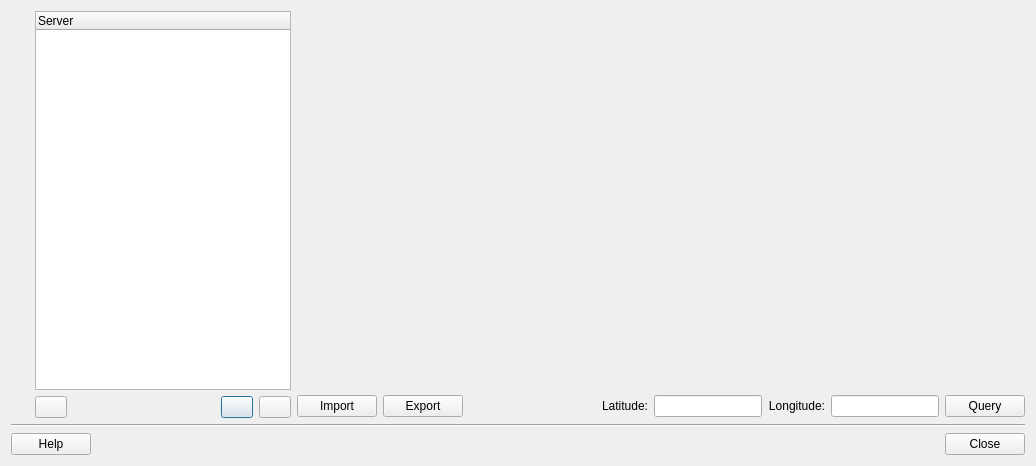
Before: the Qt Designer form src/wtss-tl/ui/wtss_dialog_form.ui in matheuszaglia/wtss.tl, drawn with Qt 5.
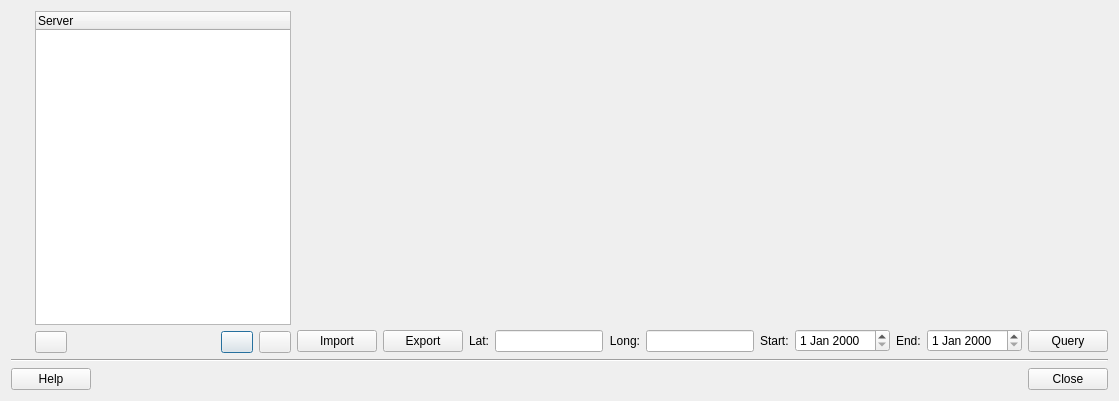
After: the same form once the commit is applied. Custom widgets are drawn as their Qt base class.

Commit message: Difference manager services display to wtss tool

Patch:
```diff
--- a/src/wtss-tl/ui/wtss_dialog_form.ui
+++ b/src/wtss-tl/ui/wtss_dialog_form.ui
@@ -6,19 +6,19 @@
    <rect>
     <x>0</x>
     <y>0</y>
-    <width>1036</width>
-    <height>466</height>
+    <width>1038</width>
+    <height>401</height>
    </rect>
   </property>
   <property name="windowTitle">
    <string>Dialog</string>
   </property>
+  <layout class="QGridLayout" name="gridLayout_11">
+   <item row="0" column="0">
   <layout class="QGridLayout" name="gridLayout_10">
    <item row="0" column="0">
     <layout class="QGridLayout" name="gridLayout_8">
      <item row="0" column="0">
-      <layout class="QGridLayout" name="gridLayout_7">
-       <item row="0" column="0">
         <widget class="QToolButton" name="m_hideToolButton">
          <property name="text">
           <string/>
@@ -134,6 +134,27 @@
         </widget>
        </item>
        <item row="0" column="2">
+        <widget class="QFrame" name="graphFrame">
+         <property name="frameShape">
+          <enum>QFrame::NoFrame</enum>
+         </property>
+         <property name="frameShadow">
+          <enum>QFrame::Plain</enum>
+         </property>
+         <layout class="QGridLayout" name="gridLayout_7">
+          <property name="leftMargin">
+           <number>0</number>
+          </property>
+          <property name="topMargin">
+           <number>0</number>
+          </property>
+          <property name="rightMargin">
+           <number>0</number>
+          </property>
+          <property name="bottomMargin">
+           <number>0</number>
+          </property>
+          <item row="0" column="0">
         <layout class="QGridLayout" name="gridLayout_5" rowstretch="1,0">
          <item row="0" column="0">
           <widget class="QCustomPlot" name="customPlot" native="true">
@@ -147,13 +168,25 @@
          </item>
          <item row="1" column="0">
           <layout class="QGridLayout" name="gridLayout_4">
-           <item row="0" column="0">
-            <widget class="QPushButton" name="btnImport">
+              <item row="0" column="3">
+               <widget class="QLabel" name="latLabel">
+                <property name="sizePolicy">
+                 <sizepolicy hsizetype="Fixed" vsizetype="Preferred">
+                  <horstretch>0</horstretch>
+                  <verstretch>0</verstretch>
+                 </sizepolicy>
+                </property>
              <property name="text">
-              <string>Import</string>
+                 <string>Lat:</string>
+                </property>
+                <property name="alignment">
+                 <set>Qt::AlignRight|Qt::AlignTrailing|Qt::AlignVCenter</set>
              </property>
             </widget>
            </item>
+              <item row="0" column="10">
+               <widget class="QDateEdit" name="endDateEdit"/>
+              </item>
            <item row="0" column="1">
             <widget class="QPushButton" name="btnExport">
              <property name="text">
@@ -161,43 +194,20 @@
              </property>
             </widget>
            </item>
-           <item row="0" column="2">
-            <spacer name="horizontalSpacer_3">
-             <property name="orientation">
-              <enum>Qt::Horizontal</enum>
-             </property>
-             <property name="sizeHint" stdset="0">
-              <size>
-               <width>13</width>
-               <height>24</height>
-              </size>
-             </property>
-            </spacer>
-           </item>
-           <item row="0" column="3">
-            <widget class="QLabel" name="latLabel">
-             <property name="sizePolicy">
-              <sizepolicy hsizetype="Fixed" vsizetype="Preferred">
-               <horstretch>0</horstretch>
-               <verstretch>0</verstretch>
-              </sizepolicy>
-             </property>
-             <property name="text">
-              <string>Latitude:</string>
-             </property>
-             <property name="alignment">
-              <set>Qt::AlignRight|Qt::AlignTrailing|Qt::AlignVCenter</set>
-             </property>
-            </widget>
-           </item>
-           <item row="0" column="4">
-            <widget class="QLineEdit" name="latLineEdit">
+              <item row="0" column="8">
+               <widget class="QDateEdit" name="startDateEdit"/>
+              </item>
+              <item row="0" column="11">
+               <widget class="QPushButton" name="btnQuery">
              <property name="sizePolicy">
               <sizepolicy hsizetype="Fixed" vsizetype="Fixed">
                <horstretch>0</horstretch>
                <verstretch>0</verstretch>
               </sizepolicy>
              </property>
+                <property name="text">
+                 <string>Query</string>
+                </property>
             </widget>
            </item>
            <item row="0" column="5">
@@ -209,13 +219,20 @@
               </sizepolicy>
              </property>
              <property name="text">
-              <string>Longitude:</string>
+                 <string>Long:</string>
              </property>
              <property name="alignment">
               <set>Qt::AlignRight|Qt::AlignTrailing|Qt::AlignVCenter</set>
              </property>
             </widget>
            </item>
+              <item row="0" column="7">
+               <widget class="QLabel" name="startLabel">
+                <property name="text">
+                 <string>Start:</string>
+                </property>
+               </widget>
+              </item>
            <item row="0" column="6">
             <widget class="QLineEdit" name="longLineEdit">
              <property name="sizePolicy">
@@ -226,22 +243,49 @@
              </property>
             </widget>
            </item>
-           <item row="0" column="7">
-            <widget class="QPushButton" name="btnQuery">
+              <item row="0" column="4">
+               <widget class="QLineEdit" name="latLineEdit">
              <property name="sizePolicy">
               <sizepolicy hsizetype="Fixed" vsizetype="Fixed">
                <horstretch>0</horstretch>
                <verstretch>0</verstretch>
               </sizepolicy>
              </property>
+               </widget>
+              </item>
+              <item row="0" column="2">
+               <spacer name="horizontalSpacer_3">
+                <property name="orientation">
+                 <enum>Qt::Horizontal</enum>
+                </property>
+                <property name="sizeHint" stdset="0">
+                 <size>
+                  <width>13</width>
+                  <height>24</height>
+                 </size>
+                </property>
+               </spacer>
+              </item>
+              <item row="0" column="0">
+               <widget class="QPushButton" name="btnImport">
              <property name="text">
-              <string>Query</string>
+                 <string>Import</string>
              </property>
             </widget>
            </item>
+              <item row="0" column="9">
+               <widget class="QLabel" name="endLabel">
+                <property name="text">
+                 <string>End:</string>
+                </property>
+               </widget>
+              </item>
           </layout>
          </item>
         </layout>
+          </item>
+         </layout>
+        </widget>
        </item>
       </layout>
      </item>
```
Lines whose indentation alone changed are shown as unchanged.
